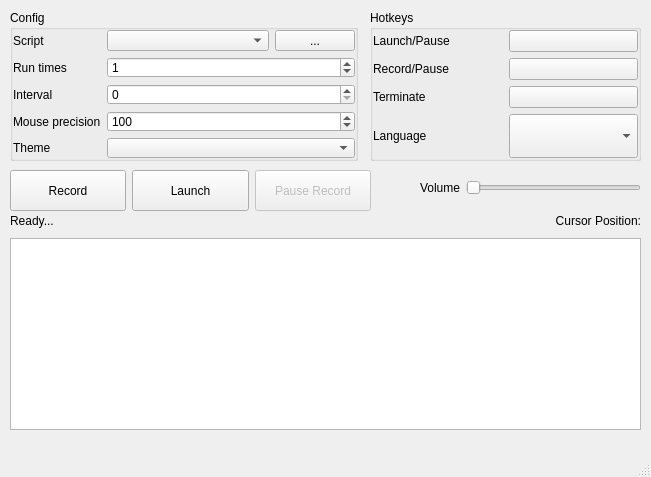
The window that UIView.ui (liziyang168/KeymouseGo) describes before a commit, drawn with Qt 5.
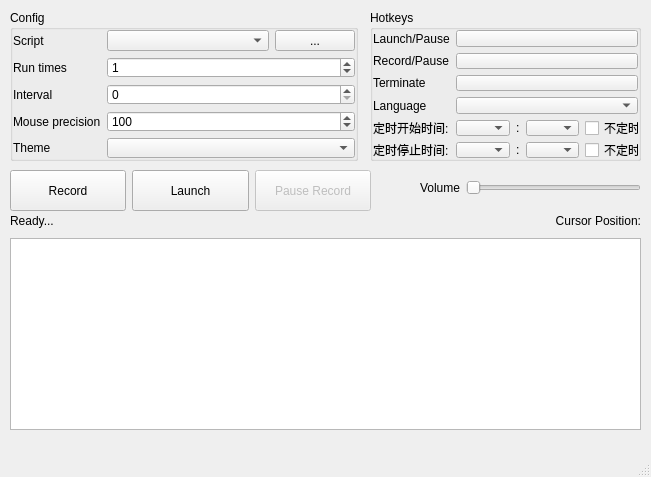
The same window after the commit. Icons and pictures are not drawn.

Commit message: feat(ui): Synchronize UIView.ui with timing feature

Diff of the .ui file:
```diff
--- a/UIView.ui
+++ b/UIView.ui
@@ -102,6 +102,68 @@
        </property>
       </widget>
      </item>
+     <item row="4" column="0">
+      <widget class="QLabel" name="label_start_time">
+       <property name="text">
+        <string>定时开始时间:</string>
+       </property>
+      </widget>
+     </item>
+     <item row="4" column="1">
+      <layout class="QHBoxLayout" name="horizontalLayout_3">
+       <item>
+        <widget class="QComboBox" name="combo_start_hour"/>
+       </item>
+       <item>
+        <widget class="QLabel" name="label">
+         <property name="text">
+          <string>:</string>
+         </property>
+        </widget>
+       </item>
+       <item>
+        <widget class="QComboBox" name="combo_start_min"/>
+       </item>
+       <item>
+        <widget class="QCheckBox" name="checkbox_no_timing_start">
+         <property name="text">
+          <string>不定时</string>
+         </property>
+        </widget>
+       </item>
+      </layout>
+     </item>
+     <item row="5" column="0">
+      <widget class="QLabel" name="label_stop_time">
+       <property name="text">
+        <string>定时停止时间:</string>
+       </property>
+      </widget>
+     </item>
+     <item row="5" column="1">
+      <layout class="QHBoxLayout" name="horizontalLayout_4">
+       <item>
+        <widget class="QComboBox" name="combo_stop_hour"/>
+       </item>
+       <item>
+        <widget class="QLabel" name="label_2">
+         <property name="text">
+          <string>:</string>
+         </property>
+        </widget>
+       </item>
+       <item>
+        <widget class="QComboBox" name="combo_stop_min"/>
+       </item>
+       <item>
+        <widget class="QCheckBox" name="checkbox_no_timing_stop">
+         <property name="text">
+          <string>不定时</string>
+         </property>
+        </widget>
+       </item>
+      </layout>
+     </item>
     </layout>
    </widget>
    <widget class="QWidget" name="horizontalLayoutWidget">
```
The commit also changes 2 other files.
